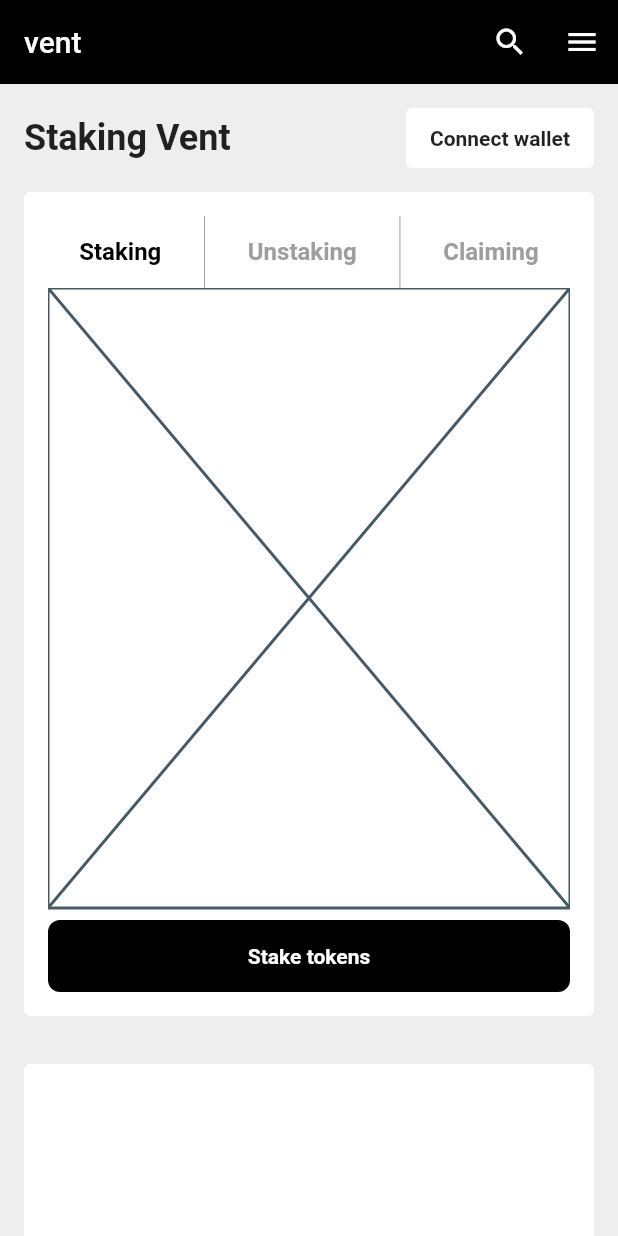
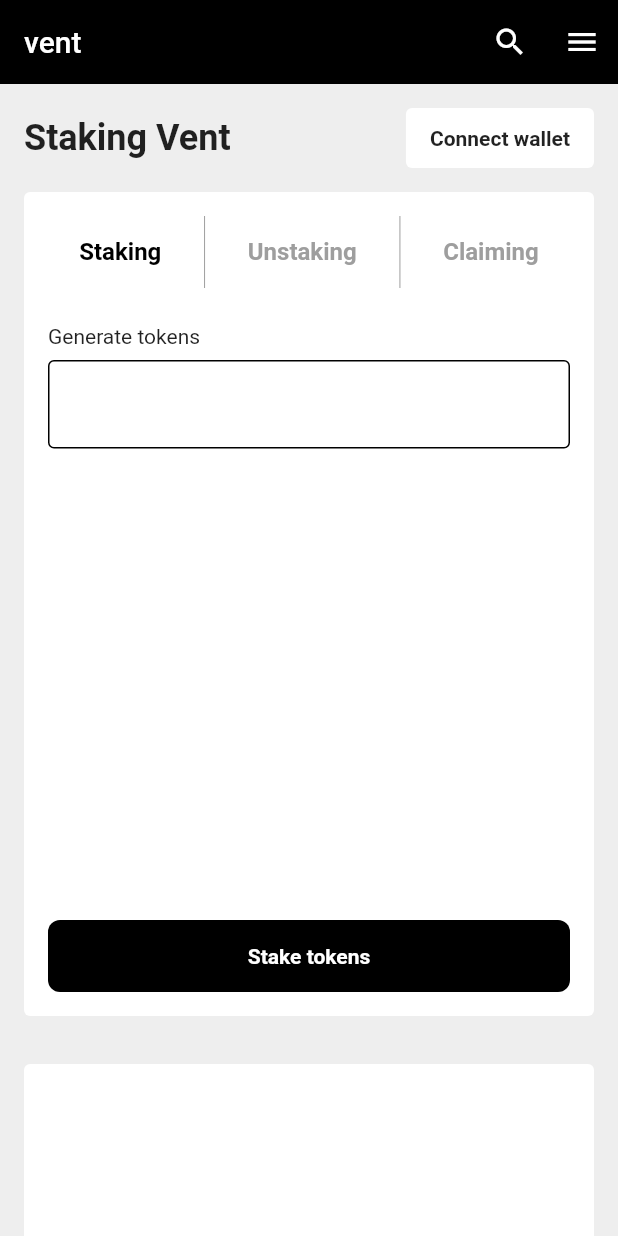
Before and after one commit to JAICHANGPARK/flutter_notebook_19th_story, a Flutter app: the screen it shows after launch, on a phone screen of 412 x 824 dp. Run offline on Flutter 3.47's test engine with Material 2 defaults, Android fonts, the phone set to English and light mode, and no system bars; our stand-ins replace cached_network_image, flutter_riverpod, freezed_annotation, smooth_page_indicator, video_player.

Commit message:
Update staking_main_page.dart

```diff
--- a/lib/ep1117_staking_app/src/ui/staking_main_page.dart
+++ b/lib/ep1117_staking_app/src/ui/staking_main_page.dart
@@ -10,6 +10,7 @@ class StakingMainPage extends StatefulWidget {
 class _StakingMainPageState extends State<StakingMainPage> with SingleTickerProviderStateMixin {
   int _tabIndex = 0;
   PageController _pageController = PageController();
+
   @override
   Widget build(BuildContext context) {
     return Scaffold(
@@ -81,7 +82,6 @@ class _StakingMainPageState extends State<StakingMainPage> with SingleTickerProv
                           children: [
                             GestureDetector(
                               onTap: () {
-
                                 setState(() {
                                   _tabIndex = 0;
                                   _pageController.jumpToPage(_tabIndex);
@@ -141,14 +141,32 @@ class _StakingMainPageState extends State<StakingMainPage> with SingleTickerProv
                         child: PageView(
                           controller: _pageController,
                           onPageChanged: (index) {
-                            setState((){
+                            setState(() {
                               _tabIndex = index;
                             });
                           },
                           children: [
                             Column(
                               children: [
-                                const Expanded(child: const Placeholder()),
+                                Expanded(
+                                    child: Column(
+                                  crossAxisAlignment: CrossAxisAlignment.start,
+                                  children: [
+                                    SizedBox(height: 24,),
+                                    Text("Generate tokens"),
+
+                                    Padding(
+                                      padding: const EdgeInsets.symmetric(vertical: 8),
+                                      child: TextField(
+                                        decoration: InputDecoration(
+                                          focusedBorder: OutlineInputBorder(),
+                                          enabledBorder: OutlineInputBorder(),
+                                        ),
+                                      ),
+                                    ),
+
+                                  ],
+                                )),
                                 const SizedBox(
                                   height: 8,
                                 ),
```
